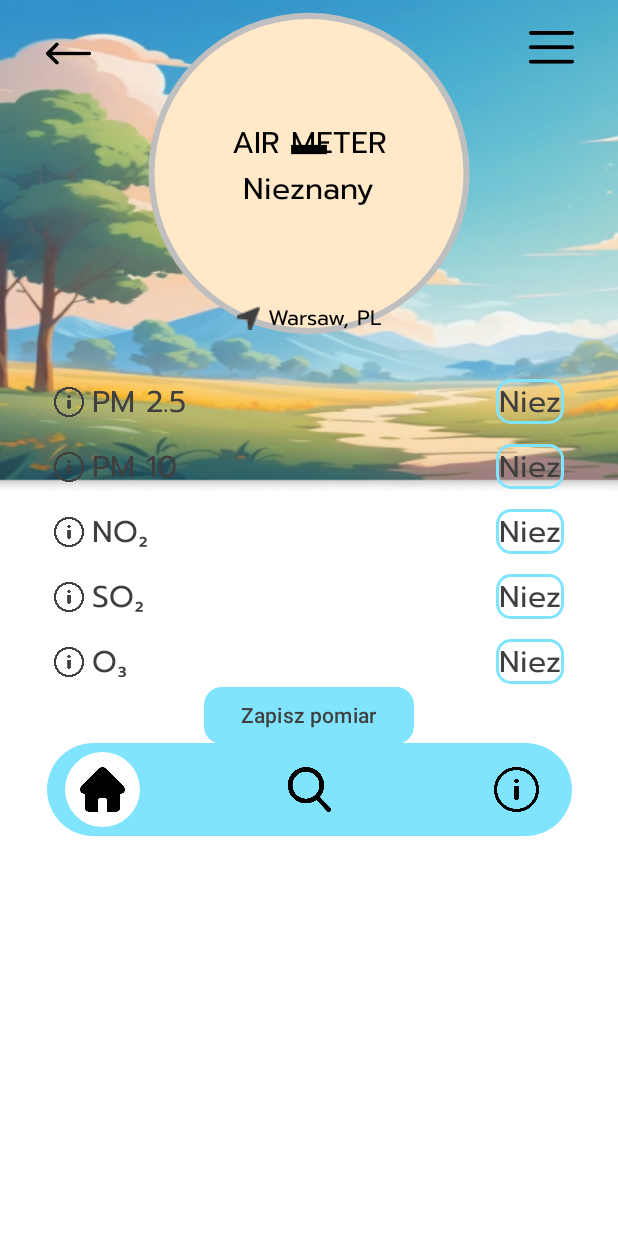
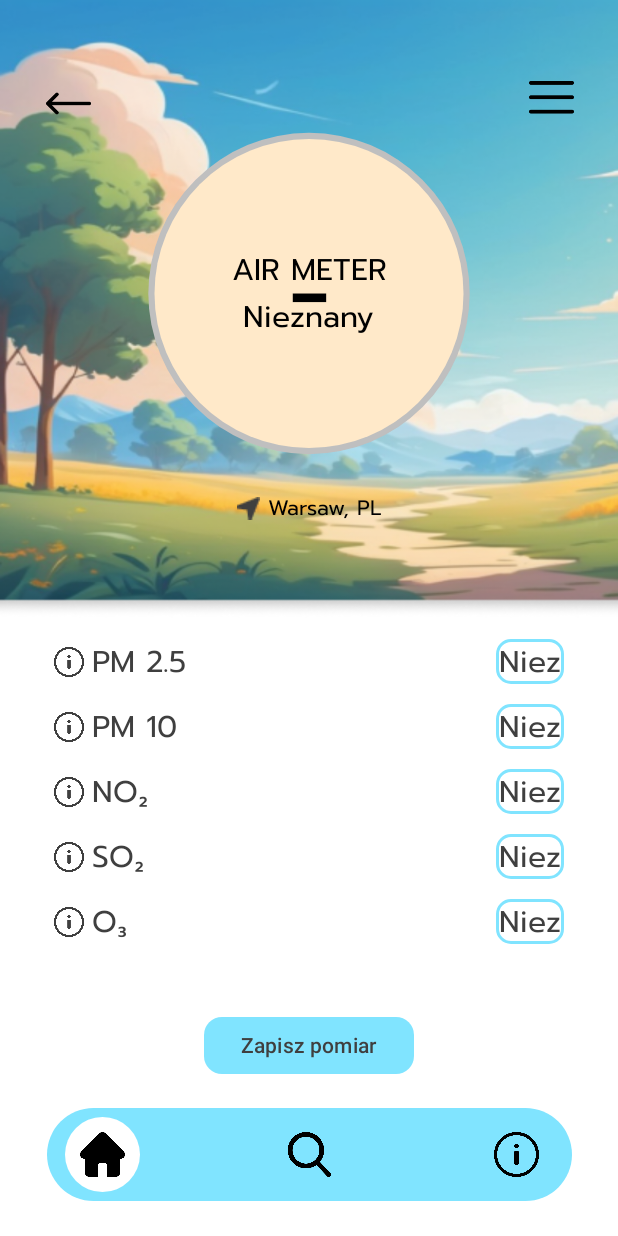
Before and after one commit to Projet-Zespolowy-Lab/air-checker, an Android app built with Jetpack Compose: the @Preview function MainViewPreview, on a phone screen of 412 x 824 dp. Run offline under Robolectric (Android 15) with nearby library versions, the phone set to English and light mode, and no system bars; our stand-ins replace livedata-compose; network calls fail.

Commit message:
Refactor pozostałych screenów jak i główny oraz dodanie blokady rotacji ekranu, dodanie czasu kiedy rozpoczyna się dzień

```diff
--- a/app/src/main/java/com/example/air_checker/view/MainView.kt
+++ b/app/src/main/java/com/example/air_checker/view/MainView.kt
@@ -21,11 +21,10 @@ import androidx.compose.foundation.layout.Spacer
 import androidx.compose.foundation.layout.fillMaxSize
 import androidx.compose.foundation.layout.fillMaxWidth
 import androidx.compose.foundation.layout.height
+import androidx.compose.foundation.layout.navigationBarsPadding
 import androidx.compose.foundation.layout.offset
 import androidx.compose.foundation.layout.padding
 import androidx.compose.foundation.layout.size
-import androidx.compose.foundation.layout.statusBarsPadding
-import androidx.compose.foundation.layout.systemBarsPadding
 import androidx.compose.foundation.layout.width
 import androidx.compose.foundation.shape.CircleShape
 import androidx.compose.foundation.shape.RoundedCornerShape
@@ -81,7 +80,6 @@ import com.example.air_checker.viewModel.getNameNearestStation
 import com.example.air_checker.viewModel.getPercentageAirPurity
 import com.example.air_checker.viewModel.getQuality
 import com.example.air_checker.viewModel.getScreenHeight
-import com.example.air_checker.viewModel.getScreenWidth
 import com.example.air_checker.viewModel.initUpdates
 import com.example.air_checker.viewModel.isNetworkAvailable
 import com.example.air_checker.viewModel.observeNetworkConnectivity
@@ -111,7 +109,7 @@ class MainActivity : ComponentActivity() {
         observeNetworkConnectivity(this, stationsViewModel)
 
         if(intent.getStringExtra("wybrane_miasto_nazwa") == null){
-            // Regularne pobieranie lokalizacji i stacji co sekunde
+            // Regularne pobieranie lokalizacji i stacji co sekundę
             lifecycleScope.launch {
                 while (true) {
                     if (isNetworkAvailable(this@MainActivity)) {
@@ -122,7 +120,7 @@ class MainActivity : ComponentActivity() {
                         Log.d("MainActivity", "Brak połączenia z internetem")
                     }
 
-                    delay(1000) // odświeżanie co sekunde
+                    delay(1000) // odświeżanie co sekundę
                 }
             }
 
@@ -140,7 +138,7 @@ class MainActivity : ComponentActivity() {
         }
         else
         {
-            // Regularne pobieranie lokalizacji i stacji co sekunde
+            // Regularne pobieranie lokalizacji i stacji co sekundę
             lifecycleScope.launch {
                 while (true) {
                     if (isNetworkAvailable(this@MainActivity)) {
@@ -150,7 +148,7 @@ class MainActivity : ComponentActivity() {
                         Log.d("MainActivity", "Brak połączenia z internetem")
                     }
 
-                    delay(1000) // odświeżanie co sekunde
+                    delay(1000) // odświeżanie co sekundę
                 }
             }
             lifecycleScope.launch {
@@ -171,23 +169,21 @@ class MainActivity : ComponentActivity() {
             val nearestStation by stationsViewModel.nearestStation.observeAsState()
             val networkError by stationsViewModel.networkError.observeAsState(false)
             nearestStation?.let { airQualityIndexViewModel.fetchSensorsDataByStationId(it.id) }
-            Column {
+            Column{
                 when {
                     networkError -> {
                         // Komunikat o braku internetu
                         Text(text = "Brak połączenia z internetem. Nie można pobrać stacji.")
                     }
                 }
-
-
-            }
-            if(isNetworkAvailable(this)){
-                MainView(nearestStation, airQualityCategories, this, nazwaMiasta)
+                if(isNetworkAvailable(this@MainActivity)){
+                    MainView(nearestStation, airQualityCategories, this@MainActivity, nazwaMiasta)
                 }
                 else{
                     MainView(
-                    Station(0, "", 0.0, 0.0), AirQualityCategories(listOf()), this, nazwaMiasta
+                        Station(0, "", 0.0, 0.0), AirQualityCategories(listOf()), this@MainActivity, nazwaMiasta
                     )
+                }
             }
         }
     }
@@ -251,20 +247,20 @@ fun IndexField(indexName: String, indexValue: String, fieldWidth: Dp = 340.dp) {
     }
 }
 
-@Preview(name = "NEXUS_5", device = Devices.NEXUS_5, apiLevel = 33)
-@Preview(name = "NEXUS_6", device = Devices.NEXUS_6, apiLevel = 33)
-@Preview(name = "NEXUS_5X", device = Devices.NEXUS_5X, apiLevel = 33)
-@Preview(name = "NEXUS_6P", device = Devices.NEXUS_6P, apiLevel = 33)
-@Preview(name = "PIXEL", device = Devices.PIXEL, apiLevel = 33)
-@Preview(name = "PIXEL_XL", device = Devices.PIXEL_XL, apiLevel = 33)
-@Preview(name = "PIXEL_2", device = Devices.PIXEL_2, apiLevel = 33)
-@Preview(name = "PIXEL_2_XL", device = Devices.PIXEL_2_XL, apiLevel = 33)
-@Preview(name = "PIXEL_3", device = Devices.PIXEL_3, apiLevel = 33)
-@Preview(name = "PIXEL_3_XL", device = Devices.PIXEL_3_XL, apiLevel = 33)
-@Preview(name = "PIXEL_3A", device = Devices.PIXEL_3A, apiLevel = 33)
-@Preview(name = "PIXEL_3A_XL", device = Devices.PIXEL_3A_XL, apiLevel = 33)
-@Preview(name = "PIXEL_4", device = Devices.PIXEL_4, apiLevel = 33)
-@Preview(name = "PIXEL_4_XL", device = Devices.PIXEL_4_XL, apiLevel = 33)
+@Preview(name = "NEXUS_5", device = Devices.NEXUS_5, apiLevel = 33, showBackground = true)
+@Preview(name = "NEXUS_6", device = Devices.NEXUS_6, apiLevel = 33, showBackground = true)
+@Preview(name = "NEXUS_5X", device = Devices.NEXUS_5X, apiLevel = 33, showBackground = true)
+@Preview(name = "NEXUS_6P", device = Devices.NEXUS_6P, apiLevel = 33, showBackground = true)
+@Preview(name = "PIXEL", device = Devices.PIXEL, apiLevel = 33, showBackground = true)
+@Preview(name = "PIXEL_XL", device = Devices.PIXEL_XL, apiLevel = 33, showBackground = true)
+@Preview(name = "PIXEL_2", device = Devices.PIXEL_2, apiLevel = 33, showBackground = true)
+@Preview(name = "PIXEL_2_XL", device = Devices.PIXEL_2_XL, apiLevel = 33, showBackground = true)
+@Preview(name = "PIXEL_3", device = Devices.PIXEL_3, apiLevel = 33, showBackground = true)
+@Preview(name = "PIXEL_3_XL", device = Devices.PIXEL_3_XL, apiLevel = 33, showBackground = true)
+@Preview(name = "PIXEL_3A", device = Devices.PIXEL_3A, apiLevel = 33, showBackground = true)
+@Preview(name = "PIXEL_3A_XL", device = Devices.PIXEL_3A_XL, apiLevel = 33, showBackground = true)
+@Preview(name = "PIXEL_4", device = Devices.PIXEL_4, apiLevel = 33, showBackground = true)
+@Preview(name = "PIXEL_4_XL", device = Devices.PIXEL_4_XL, apiLevel = 33, showBackground = true)
 @Composable
 fun MainViewPreview(){
     MainView(Station(999, "Warsaw", 0.0, 0.0, 0.0), AirQualityCategories(listOf()), LocalContext.current, "")
@@ -276,9 +272,11 @@ fun MainView(nearestStation: Station?, airQuality: AirQualityCategories?, contex
     val selectedIndex = remember { mutableIntStateOf(0) } // Zapamiętuje wybraną zakładkę
     val background = getImageBitmap()
 
-    Column(Modifier.fillMaxSize().systemBarsPadding().drawBehind {
+    Column(
+        verticalArrangement = Arrangement.SpaceEvenly,
+        modifier = Modifier.fillMaxSize().navigationBarsPadding().drawBehind {
         val widthScaleFactor = size.width / background.width
-        val heightScaleFactor = (size.height * 0.4f) / background.height
+        val heightScaleFactor = (size.height * 0.5f) / background.height
         // Rysowanie background
         drawIntoCanvas { canvas ->
             with(canvas.nativeCanvas){
@@ -302,7 +300,7 @@ fun MainView(nearestStation: Station?, airQuality: AirQualityCategories?, contex
                         .padding(
                             start = 30.dp,
                             end = 30.dp,
-                            top = 20.dp,
+                            top = 30.dp,
                         ), // Padding top, aby ustawić je odpowiednio od góry
                     horizontalArrangement = Arrangement.SpaceBetween // Rozdziela przyciski na przeciwnych stronach
                 ) {
@@ -351,7 +349,7 @@ fun MainView(nearestStation: Station?, airQuality: AirQualityCategories?, contex
                         .padding(
                             start = 30.dp,
                             end = 30.dp,
-                            top = 20.dp,
+                            top = 30.dp,
                         ), // Padding top, aby ustawić je odpowiednio od góry
                     horizontalArrangement = Arrangement.End // Umieszcza przycisk na końcu strony
                 ) {
@@ -403,7 +401,7 @@ fun MainView(nearestStation: Station?, airQuality: AirQualityCategories?, contex
                         text = "AIR METER",
                         fontSize = 20.sp,
                         fontFamily = FontFamily(Font(R.font.prompt, FontWeight.Normal)),
-                        modifier = Modifier.align(Alignment.TopCenter).offset(y = 20.dp)
+                        modifier = Modifier.align(Alignment.TopCenter).offset(y = (getScreenHeight() * 0.02f).dp)
                     )
                     Box(modifier = Modifier.align(Alignment.Center)){
                         Text(
@@ -413,18 +411,18 @@ fun MainView(nearestStation: Station?, airQuality: AirQualityCategories?, contex
                                     "Krajowy indeks jakości powietrza"
                                 )
                             ),
-                            fontSize = 75.sp,
+                            fontSize = 70.sp,
                             fontFamily = FontFamily(Font(R.font.prompt)),
                             maxLines = 1,
                             fontWeight = FontWeight(250),
-                            modifier = Modifier.align(Alignment.Center).offset(y = (-20).dp)
+                            modifier = Modifier.align(Alignment.Center).offset(y = -(getScreenHeight() * 0.0001f).dp)
                         )
                     }
                     Text(
                         text = getQuality(airQuality, "Krajowy indeks jakości powietrza"),
                         fontSize = 20.sp,
                         fontFamily = FontFamily(Font(R.font.prompt, FontWeight.Normal)),
-                        modifier = Modifier.align(Alignment.BottomCenter).offset(y = (-30).dp)
+                        modifier = Modifier.align(Alignment.BottomCenter).offset(y = -(getScreenHeight() * 0.02f).dp)
                     )
 
             }
@@ -514,12 +512,11 @@ fun MainView(nearestStation: Station?, airQuality: AirQualityCategories?, contex
 fun NavMenu(selectedIndex: Int) {
     val screenHeight = LocalConfiguration.current.screenHeightDp.dp
         val context = LocalContext.current
-
         Box(
             modifier = Modifier
                 .fillMaxWidth(),
             contentAlignment = Alignment.BottomCenter
-    ) {
+        ){
         Spacer(modifier = Modifier.height((getScreenHeight() * 0.001f).dp)) // Przestrzeń nad paskiem menu
 
         Box(
--- a/app/src/main/java/com/example/air_checker/viewModel/MainViewModel.kt
+++ b/app/src/main/java/com/example/air_checker/viewModel/MainViewModel.kt
@@ -15,7 +15,6 @@ import androidx.core.app.ActivityCompat
 import android.net.ConnectivityManager
 import android.net.Network
 import android.net.NetworkCapabilities
-import androidx.activity.ComponentActivity
 import androidx.core.content.ContextCompat
 import com.example.air_checker.R
 import com.example.air_checker.model.AirQualityCategories
@@ -132,13 +131,14 @@ fun checkStoragePermission(context: Context){
 
 }
 
+private const val DayTime = "06:00"
 private const val NightTime = "18:00"
 
 @Composable
 fun getImageBitmap(): ImageBitmap {
     val formatter = DateTimeFormatter.ofPattern("HH:mm")
     val time = LocalDateTime.now().format(formatter)
-    if(LocalTime.parse(time, formatter) > LocalTime.parse(NightTime, formatter))
+    if(LocalTime.parse(time, formatter) > LocalTime.parse(NightTime, formatter) || LocalTime.parse(time, formatter) < LocalTime.parse(DayTime, formatter))
         return ImageBitmap.imageResource(id =R.drawable.background_night)
     return ImageBitmap.imageResource(id =R.drawable.background_day)
 }
@@ -146,7 +146,7 @@ fun getImageBitmap(): ImageBitmap {
 fun checkIfIsNight(): Boolean {
     val formatter = DateTimeFormatter.ofPattern("HH:mm")
     val time = LocalDateTime.now().format(formatter)
-    return LocalTime.parse(time, formatter) > LocalTime.parse(NightTime, formatter)
+    return (LocalTime.parse(time, formatter) > LocalTime.parse(NightTime, formatter) || LocalTime.parse(time, formatter) < LocalTime.parse(DayTime, formatter))
 }
 
 // Funkcja nasłuchująca stanu połączenia sieciowego
```
Also changed, not shown: app/src/main/AndroidManifest.xml (+16 -5 lines), app/src/main/java/com/example/air_checker/view/CityFinderView.kt (+7 -4 lines), app/src/main/java/com/example/air_checker/view/HistoryView.kt (+24 -12 lines), app/src/main/java/com/example/air_checker/view/WelcomeView.kt (+15 -12 lines). Lines whose indentation alone changed are shown as unchanged.
